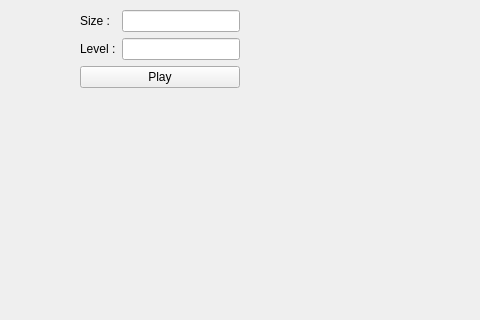
First picture: the form in jeu_akiri_qt/mainwindow.ui, repository sidi-abdallah/Jeu_akiri_QT, before the edit; both pictures show x 0 to 480 and y 0 to 320 of the 800 by 600 pixel window.
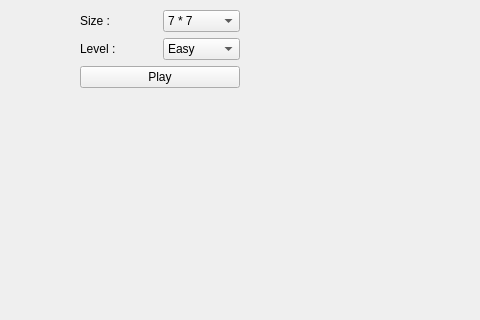
Second picture: the form after the edit. Custom widgets are drawn as their Qt base class.

Commit message: some changes on view configuration

The edit to the form file:
```diff
--- a/jeu_akiri_qt/mainwindow.ui
+++ b/jeu_akiri_qt/mainwindow.ui
@@ -42,9 +42,6 @@
      <property name="sizeConstraint">
       <enum>QLayout::SetMinimumSize</enum>
      </property>
-     <item row="0" column="1">
-      <widget class="QLineEdit" name="lineEdit"/>
-     </item>
      <item row="1" column="0">
       <widget class="QLabel" name="label_2">
        <property name="text">
@@ -52,9 +49,6 @@
        </property>
       </widget>
      </item>
-     <item row="1" column="1">
-      <widget class="QLineEdit" name="lineEdit_2"/>
-     </item>
      <item row="0" column="0">
       <widget class="QLabel" name="label">
        <property name="text">
@@ -69,6 +63,44 @@
        </property>
       </widget>
      </item>
+     <item row="0" column="1">
+      <widget class="QComboBox" name="size_box">
+       <item>
+        <property name="text">
+         <string>7 * 7</string>
+        </property>
+       </item>
+       <item>
+        <property name="text">
+         <string>10 * 10</string>
+        </property>
+       </item>
+       <item>
+        <property name="text">
+         <string>14 * 14</string>
+        </property>
+       </item>
+      </widget>
+     </item>
+     <item row="1" column="1">
+      <widget class="QComboBox" name="level_box">
+       <item>
+        <property name="text">
+         <string>Easy</string>
+        </property>
+       </item>
+       <item>
+        <property name="text">
+         <string>Medium</string>
+        </property>
+       </item>
+       <item>
+        <property name="text">
+         <string>Hard</string>
+        </property>
+       </item>
+      </widget>
+     </item>
     </layout>
    </widget>
   </widget>
```
Left out of the diff: 4 changed lines with no effect on the pictures. The commit also changes 1 other file.
